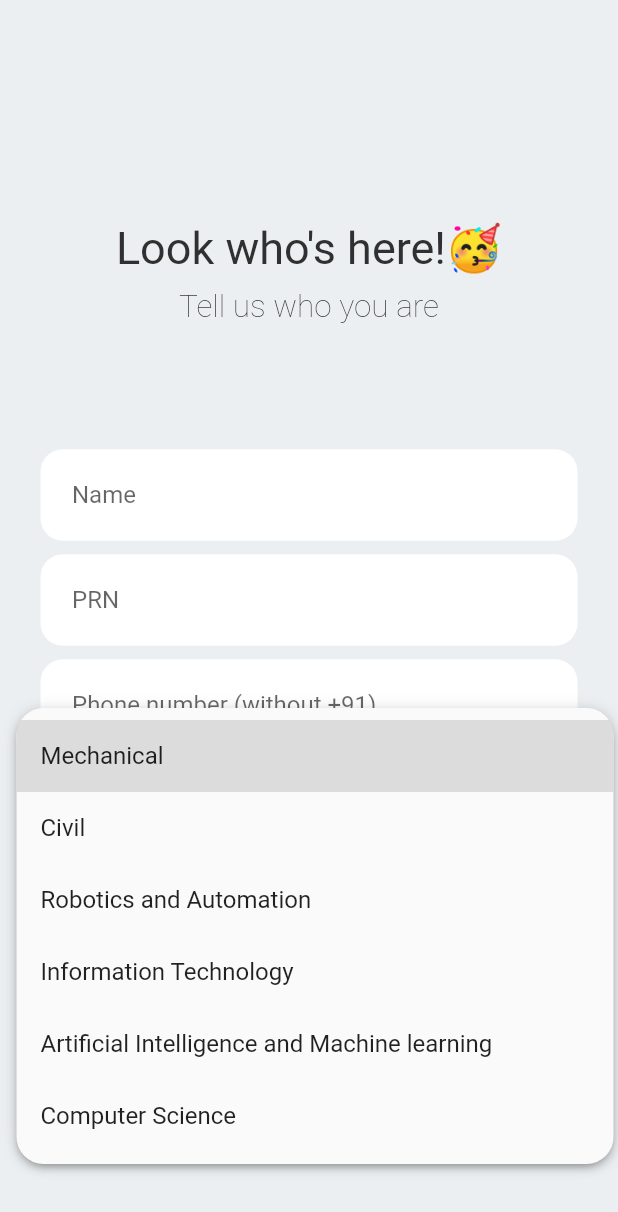
After one commit to codecrafts1126/gdsc_app, a Flutter app: the UserDataCollectionScreen screen opened directly, after a tap on "Branch", on a phone screen of 412 x 824 dp. The commit adds this screen. Shown: the top 1212 px of the screen. Run offline on Flutter 3.47's test engine with Material 2 defaults, Android fonts, the phone set to English and light mode, and no system bars; our stand-ins replace bloc, dio, firebase_auth, firebase_core, flutter_bloc, google_nav_bar and 1 more; accounts and stored records are empty; network calls fail.

Commit message:
added data collection screen and cubit

```diff
--- /dev/null
+++ b/lib/Models/branch_model.dart
@@ -0,0 +1,10 @@
+import 'package:flutter/material.dart';
+
+List<String> branchModel = [
+  'Mechanical',
+  'Civil',
+  "Robotics and Automation",
+  "Information Technology",
+  "Artificial Intelligence and Machine learning",
+  "Computer Science"
+];
--- a/lib/Screens/Navbar Pages/events_page.dart
+++ b/lib/Screens/Navbar Pages/events_page.dart
@@ -147,7 +147,8 @@ class _EventsPageListViewState extends State<EventsPageListView> {
                               child: Row(
                                   mainAxisAlignment: MainAxisAlignment.end,
                                   children: [
-                                    if (roles.contains("EventManager"))
+                                    if ((userDetails['roles'] as List<dynamic>)
+                                        .contains('EventManager'))
                                       popUpDialogueButton(index),
                                   ]),
                             ),
--- /dev/null
+++ b/lib/Screens/user_data_collection_screen.dart
@@ -0,0 +1,189 @@
+import 'package:DSCSITP/Models/branch_model.dart';
+import 'package:DSCSITP/Widgets/email_text_input.dart';
+import 'package:DSCSITP/cubit/data_collection/data_collection_cubit.dart';
+import 'package:flutter/material.dart';
+import 'package:flutter_bloc/flutter_bloc.dart';
+
+class UserDataCollectionScreen extends StatefulWidget {
+  const UserDataCollectionScreen({super.key});
+
+  @override
+  State<UserDataCollectionScreen> createState() =>
+      _UserDataCollectionScreenState();
+}
+
+class _UserDataCollectionScreenState extends State<UserDataCollectionScreen> {
+  final TextEditingController nameController = TextEditingController();
+  final TextEditingController prnController = TextEditingController();
+  final TextEditingController phoneNumberController = TextEditingController();
+  String BranchInitValue = 'Branch';
+  @override
+  Widget build(BuildContext context) {
+    return SafeArea(
+      child: Scaffold(
+        resizeToAvoidBottomInset: false,
+        backgroundColor: Colors.blueGrey[50],
+        body: Padding(
+          padding: const EdgeInsets.symmetric(vertical: 51, horizontal: 27),
+          child: Center(
+            child: ConstrainedBox(
+              constraints: const BoxConstraints(maxWidth: 500),
+              child: Container(
+                width: double.maxFinite,
+                color: Colors.transparent,
+                child: Column(
+                  mainAxisAlignment: MainAxisAlignment.spaceEvenly,
+
+                  // crossAxisAlignment: CrossAxisAlignment.center,
+                  children: [
+                    Column(children: [
+                      const SizedBox(height: 15),
+                      // Text("Welcome!🥳",
+                      // Text("Look at you go!🥳",
+                      Text("Look who's here!🥳",
+                          style: TextStyle(
+                              color: Colors.grey[850],
+                              fontSize: 30,
+                              fontWeight: FontWeight.w400)),
+                      const SizedBox(height: 9),
+                      Text(
+                        "Tell us who you are",
+                        textAlign: TextAlign.center,
+                        style: TextStyle(
+                            color: Colors.grey[850],
+                            fontSize: 21,
+                            overflow: TextOverflow.visible,
+                            fontWeight: FontWeight.w100),
+                      ),
+                    ]),
+                    Column(
+                        crossAxisAlignment: CrossAxisAlignment.start,
+                        children: [
+                          EmailTextInput(
+                            controller: nameController,
+                            hintText: "Name",
+                          ),
+                          const SizedBox(
+                            height: 9,
+                          ),
+                          EmailTextInput(
+                            controller: prnController,
+                            hintText: "PRN",
+                          ),
+                          const SizedBox(
+                            height: 9,
+                          ),
+                          EmailTextInput(
+                            controller: phoneNumberController,
+                            hintText: "Phone number (without +91)",
+                          ),
+                          const SizedBox(
+                            height: 9,
+                          ),
+                          branchDropDown()
+                        ]),
+                    SizedBox(
+                      height: 51,
+                      width: double.maxFinite,
+                      child: SendMailButton(emailController: nameController),
+                    ),
+                    // FloatingActionButton(
+                    //   onPressed: () {
+                    //     Navigator.pop(context);
+                    //   },
+                    //   foregroundColor: Colors.grey[850],
+                    //   elevation: 1,
+                    //   backgroundColor: Colors.blueGrey[50],
+                    //   child: const Icon(Icons.arrow_back),
+                    // ),
+                  ],
+                ),
+              ),
+            ),
+          ),
+        ),
+      ),
+    );
+  }
+
+  Widget branchDropDown() {
+    return DropdownButtonHideUnderline(
+      child: SizedBox(
+        width: double.maxFinite,
+        child: DropdownButtonFormField(
+          borderRadius: BorderRadius.circular(18),
+          elevation: 3,
+          menuMaxHeight: 450,
+          hint: const Text('Branch'),
+          // value: domainInitValue,
+          items: branchModel.map((String domain) {
+            // ------------------------------------- FIX THIS ERROR DROPDOWNMENUITEM OVERFLOW ----------------------------------------
+            return DropdownMenuItem<String>(
+              value: domain,
+              child: Expanded(
+                child: Text(
+                  domain,
+                  textAlign: TextAlign.center,
+                  overflow: TextOverflow.ellipsis,
+                ),
+              ),
+            );
+          }).toList(),
+          onChanged: (value) {
+            setState(() {
+              BranchInitValue = value!;
+            });
+          },
+        ),
+      ),
+    );
+  }
+}
+
+class SendMailButton extends StatelessWidget {
+  const SendMailButton({
+    super.key,
+    required this.emailController,
+  });
+
+  final TextEditingController emailController;
+
+  @override
+  Widget build(BuildContext context) {
+    return ElevatedButton(
+        onPressed: () async {
+          await context.read<DataCollectionCubit>().addUserDetails();
+          FocusManager.instance.primaryFocus?.unfocus();
+        },
+        style: ElevatedButton.styleFrom(
+            elevation: 1,
+            backgroundColor: Colors.black,
+            shape: RoundedRectangleBorder(
+              borderRadius: BorderRadius.circular(12),
+            )),
+        // child: Text("Confirm Details"),
+        child: BlocConsumer<DataCollectionCubit, DataCollectionState>(
+          listener: (context, state) {
+            if (state is DataCollectedState) {
+              ScaffoldMessenger.of(context).showSnackBar(SnackBar(
+                  backgroundColor: Colors.green[300],
+                  content: Text(state.message)));
+              emailController.clear();
+
+              Navigator.pop(context);
+            } else if (state is DataCollectionErrorState) {
+              ScaffoldMessenger.of(context).showSnackBar(SnackBar(
+                  backgroundColor: Colors.red[300],
+                  content: Text(state.message)));
+            }
+          },
+          builder: (context, state) {
+            if (state is DataCollectionProcessingState) {
+              return const CircularProgressIndicator();
+            } else {
+              return const Text("Confirm Details");
+            }
+          },
+        ));
+  }
+}
--- a/lib/Widgets/add_event_bottom_sheet.dart
+++ b/lib/Widgets/add_event_bottom_sheet.dart
@@ -141,7 +141,11 @@ class _AddEventBottomSheetState extends State<AddEventBottomSheet> {
           items: domainModel.keys.toList().map((String domain) {
             return DropdownMenuItem<String>(
               value: domain,
-              child: Text(domain, textAlign: TextAlign.center),
+              child: Text(
+                domain,
+                textAlign: TextAlign.center,
+                overflow: TextOverflow.ellipsis,
+              ),
             );
           }).toList(),
           onChanged: (value) {
--- a/lib/cubit/auth/auth_cubit.dart
+++ b/lib/cubit/auth/auth_cubit.dart
@@ -1,5 +1,3 @@
-// ignore_for_file: await_only_futures
-
 import 'package:bloc/bloc.dart';
 import 'package:dio/dio.dart';
 import 'package:firebase_auth/firebase_auth.dart';
@@ -29,6 +27,7 @@ class AuthCubit extends Cubit<AuthState> {
       var user = await FirebaseAuth.instance.currentUser;
       if (user != null) {
         emit(const ProcessingState());
+        // check if user has filled details or not and redirect to home page or details page accordingly
         await getUserInfo();
         emit(const LoggedInState());
       } else {
@@ -53,7 +52,10 @@ class AuthCubit extends Cubit<AuthState> {
       if (res.statusCode == 200) {
         var data = res.data;
         if (data['status'] == true) {
-          roles = data['message']['roles'];
+          userDetails = data['message'];
+          if (data['message']['name'] == null) {
+            print("No details bruh");
+          }
         } else {
           await registerIfNewUser();
           throw DioError(
@@ -136,9 +138,8 @@ class AuthCubit extends Cubit<AuthState> {
         if (authResult.additionalUserInfo?.isNewUser == true) {
           await registerIfNewUser();
         }
-        await getUserInfo();
       }
-
+      await getUserInfo();
       emit(const LoggedInState());
     } on Exception catch (e) {
       throwLoginException(e);
--- /dev/null
+++ b/lib/cubit/data_collection/data_collection_state.dart
@@ -0,0 +1,24 @@
+part of 'data_collection_cubit.dart';
+
+@immutable
+abstract class DataCollectionState {
+  const DataCollectionState();
+}
+
+class DataCollectionInitialState extends DataCollectionState {
+  const DataCollectionInitialState();
+}
+
+class DataCollectionProcessingState extends DataCollectionState {
+  const DataCollectionProcessingState();
+}
+
+class DataCollectionErrorState extends DataCollectionState {
+  final String message;
+  const DataCollectionErrorState(this.message);
+}
+
+class DataCollectedState extends DataCollectionState {
+  final String message;
+  const DataCollectedState(this.message);
+}
--- a/lib/main.dart
+++ b/lib/main.dart
@@ -1,3 +1,4 @@
+import 'package:DSCSITP/cubit/data_collection/data_collection_cubit.dart';
 import 'package:firebase_core/firebase_core.dart';
 import 'package:flutter/material.dart';
 import 'package:flutter/services.dart';
@@ -56,6 +57,9 @@ class MyApp extends StatelessWidget {
             create: (context) => EventDeleteCubit(),
           ),
           BlocProvider(
+            create: (context) => DataCollectionCubit(),
+          ),
+          BlocProvider(
             create: (context) => NewsCubit(),
           ),
         ],
--- a/lib/utils/network_vars.dart
+++ b/lib/utils/network_vars.dart
@@ -12,4 +12,4 @@ String removeEventParticipantPath = '$serverAddress/delete/event_participants';
 var events = {};
 var sortedEvents = {};
 var news = {};
-var roles = [];
+var userDetails = {};
```
Also changed, not shown: lib/Screens/login_screen.dart (+20 -1 lines), lib/Screens/main_screen.dart (+14 -1 lines), lib/cubit/data_collection/data_collection_cubit.dart (added, +32 -0 lines).
